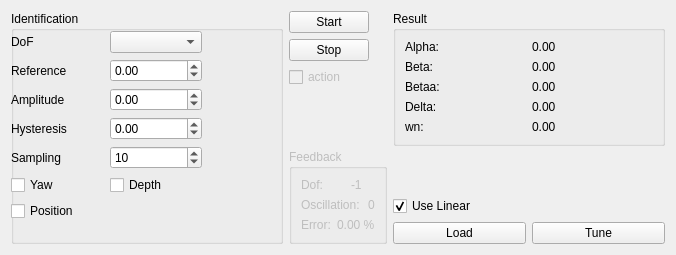
The window that labust_gui/src/control/resource/Identification.ui (pi19404/labust-ros-pkg) describes before a commit, drawn with Qt 5.
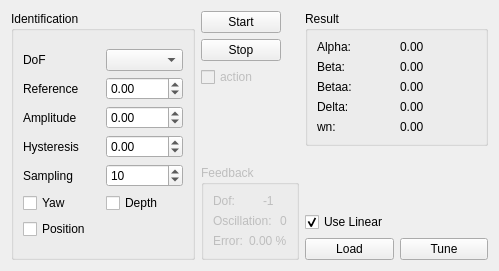
The same window after the commit.

Commit message: Updated the identification and simman gui look.

Diff of the .ui file:
```diff
--- a/labust_gui/src/control/resource/Identification.ui
+++ b/labust_gui/src/control/resource/Identification.ui
@@ -6,8 +6,8 @@
    <rect>
     <x>0</x>
     <y>0</y>
-    <width>676</width>
-    <height>255</height>
+    <width>499</width>
+    <height>271</height>
    </rect>
   </property>
   <property name="sizePolicy">
@@ -37,15 +37,8 @@
      <property name="title">
       <string>Identification</string>
      </property>
-     <widget class="QWidget" name="gridLayoutWidget_4">
-      <property name="geometry">
-       <rect>
-        <x>0</x>
-        <y>20</y>
-        <width>191</width>
-        <height>217</height>
-       </rect>
-      </property>
+     <layout class="QGridLayout" name="gridLayout">
+      <item row="0" column="0">
       <layout class="QGridLayout" name="gridLayout_4">
        <property name="sizeConstraint">
         <enum>QLayout::SetMaximumSize</enum>
@@ -147,7 +140,8 @@
         </widget>
        </item>
       </layout>
-     </widget>
+      </item>
+     </layout>
     </widget>
    </item>
    <item>
```
Lines whose indentation alone changed are shown as unchanged. The commit also changes 2 other files.
